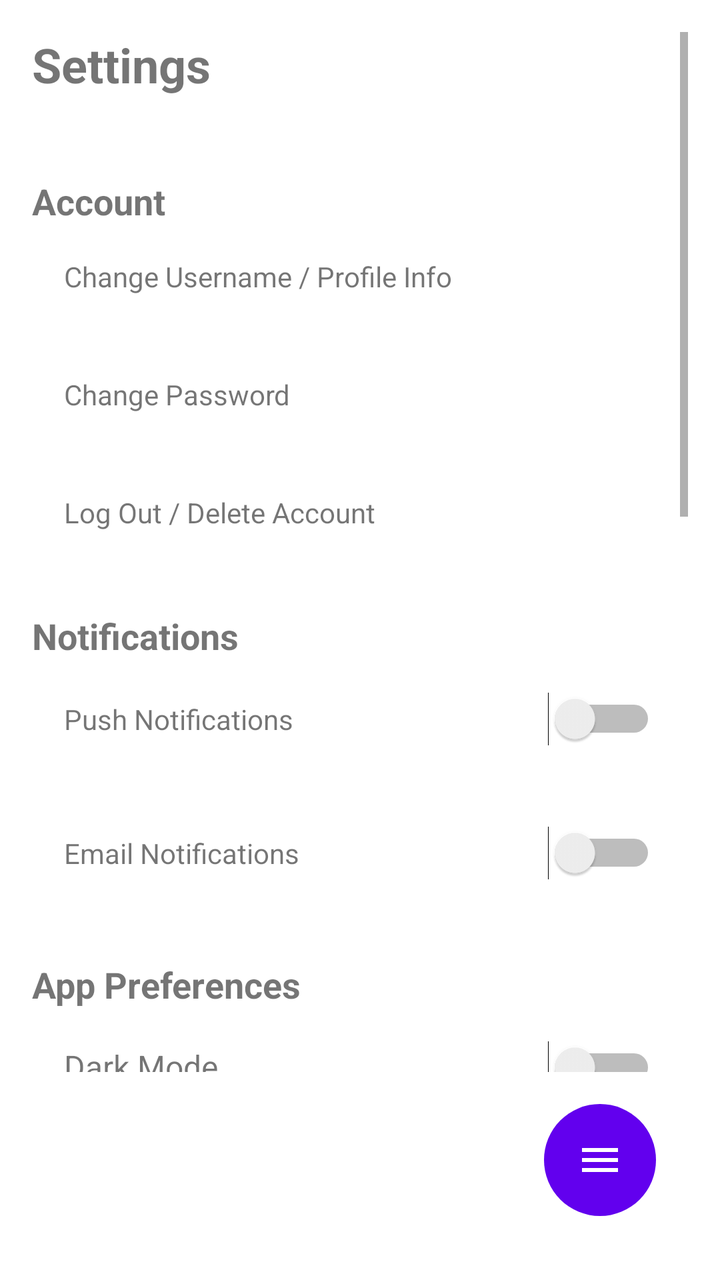
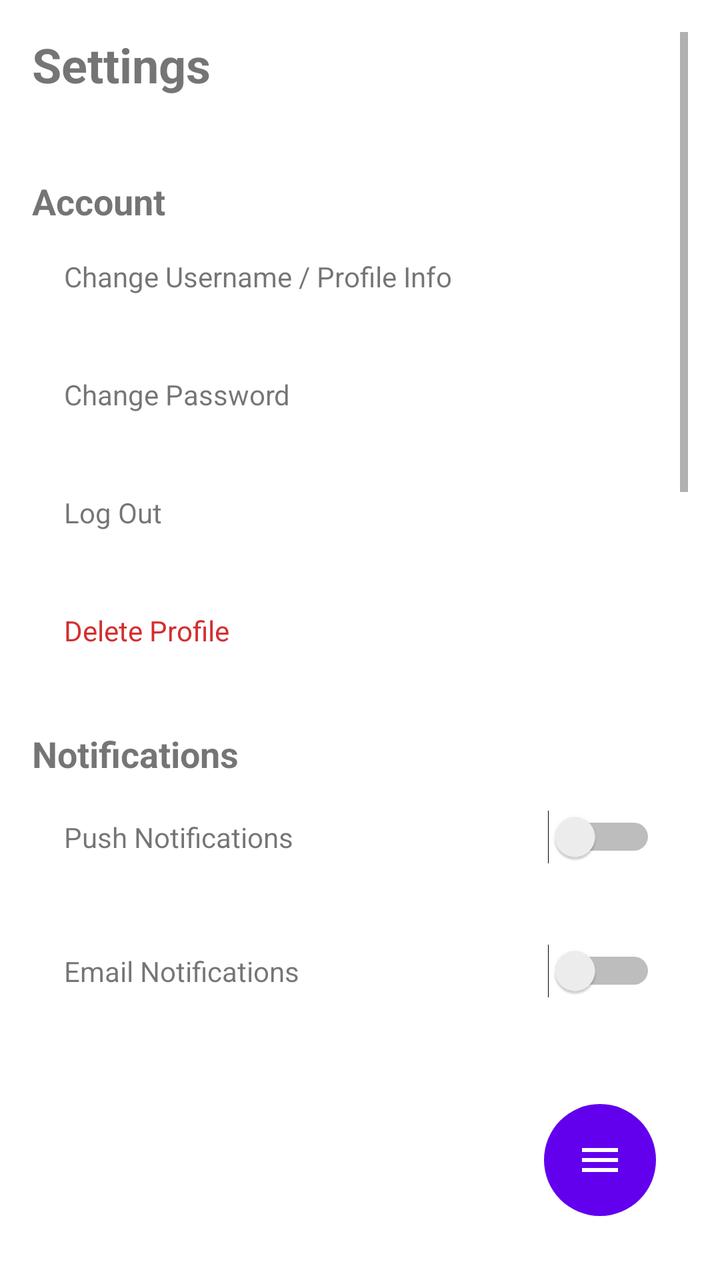

Compare the two renders of this Android layout. The source of the first and the diff that turns it into the second are given below.
<!-- AndroidManifest.xml: application theme Theme.VIRE -->
<!-- res/layout/activity_settings.xml -->
<?xml version="1.0" encoding="utf-8"?>
<RelativeLayout xmlns:android="http://schemas.android.com/apk/res/android"
    android:layout_width="match_parent"
    android:layout_height="match_parent"
    android:padding="16dp">

    
    <ScrollView
        android:id="@+id/settingsScroll"
        android:layout_width="match_parent"
        android:layout_height="match_parent"
        android:layout_above="@id/hamburgerButton">

        <LinearLayout
            android:id="@+id/settingsContainer"
            android:orientation="vertical"
            android:layout_width="match_parent"
            android:layout_height="wrap_content"
            android:paddingBottom="16dp">

            
            <TextView
                android:id="@+id/settingsText"
                android:layout_width="wrap_content"
                android:layout_height="wrap_content"
                android:text="Settings"
                android:textSize="24sp"
                android:textStyle="bold"
                android:layout_marginBottom="24dp"/>

            
            <TextView
                android:text="Account"
                android:textSize="18sp"
                android:textStyle="bold"
                android:layout_marginTop="16dp"
                android:layout_width="wrap_content"
                android:layout_height="wrap_content"/>

            <LinearLayout
                android:id="@+id/changeProfileOption"
                android:orientation="horizontal"
                android:padding="16dp"
                android:layout_width="match_parent"
                android:layout_height="wrap_content"
                android:background="?attr/selectableItemBackground">
                <TextView
                    android:text="Change Username / Profile Info"
                    android:layout_width="wrap_content"
                    android:layout_height="wrap_content"/>
            </LinearLayout>

            <LinearLayout
                android:id="@+id/changePasswordOption"
                android:orientation="horizontal"
                android:padding="16dp"
                android:layout_width="match_parent"
                android:layout_height="wrap_content"
                android:background="?attr/selectableItemBackground"
                android:layout_marginTop="8dp">
                <TextView
                    android:text="Change Password"
                    android:layout_width="wrap_content"
                    android:layout_height="wrap_content"/>
            </LinearLayout>

            <LinearLayout
                android:id="@+id/logoutOption"
                android:orientation="horizontal"
                android:padding="16dp"
                android:layout_width="match_parent"
                android:layout_height="wrap_content"
                android:background="?attr/selectableItemBackground"
                android:layout_marginTop="8dp">
                <TextView
                    android:text="Log Out / Delete Account"
                    android:layout_width="wrap_content"
                    android:layout_height="wrap_content"/>
            </LinearLayout>

            
            <TextView
                android:text="Notifications"
                android:textSize="18sp"
                android:textStyle="bold"
                android:layout_marginTop="24dp"
                android:layout_width="wrap_content"
                android:layout_height="wrap_content"/>

            <LinearLayout
                android:id="@+id/pushNotificationsOption"
                android:orientation="horizontal"
                android:padding="16dp"
                android:layout_width="match_parent"
                android:layout_height="wrap_content"
                android:background="?attr/selectableItemBackground">
                <TextView
                    android:text="Push Notifications"
                    android:layout_weight="1"
                    android:layout_width="0dp"
                    android:layout_height="wrap_content"/>
                <Switch
                    android:id="@+id/pushNotificationsSwitch"
                    android:layout_width="wrap_content"
                    android:layout_height="wrap_content"/>
            </LinearLayout>

            <LinearLayout
                android:id="@+id/emailNotificationsOption"
                android:orientation="horizontal"
                android:padding="16dp"
                android:layout_width="match_parent"
                android:layout_height="wrap_content"
                android:background="?attr/selectableItemBackground"
                android:layout_marginTop="8dp">
                <TextView
                    android:text="Email Notifications"
                    android:layout_weight="1"
                    android:layout_width="0dp"
                    android:layout_height="wrap_content"/>
                <Switch
                    android:id="@+id/emailNotificationsSwitch"
                    android:layout_width="wrap_content"
                    android:layout_height="wrap_content"/>
            </LinearLayout>

            
            <TextView
                android:text="App Preferences"
                android:textSize="18sp"
                android:textStyle="bold"
                android:layout_marginTop="24dp"
                android:layout_width="wrap_content"
                android:layout_height="wrap_content"/>

            <LinearLayout
                android:id="@+id/darkModeOption"
                android:orientation="horizontal"
                android:padding="16dp"
                android:layout_width="match_parent"
                android:layout_height="wrap_content"
                android:background="?attr/selectableItemBackground">
                <TextView
                    android:text="Dark Mode"
                    android:layout_weight="1"
                    android:textSize="16sp"
                    android:layout_width="0dp"
                    android:layout_height="wrap_content"/>
                <Switch
                    android:id="@+id/darkModeSwitch"
                    android:layout_width="wrap_content"
                    android:layout_height="wrap_content"/>
            </LinearLayout>

            <LinearLayout
                android:id="@+id/languageOption"
                android:orientation="horizontal"
                android:padding="16dp"
                android:layout_width="match_parent"
                android:layout_height="wrap_content"
                android:background="?attr/selectableItemBackground"
                android:layout_marginTop="8dp">
                <TextView
                    android:text="Language Selection"
                    android:layout_width="wrap_content"
                    android:layout_height="wrap_content"/>
            </LinearLayout>

            <LinearLayout
                android:id="@+id/defaultPageOption"
                android:orientation="horizontal"
                android:padding="16dp"
                android:layout_width="match_parent"
                android:layout_height="wrap_content"
                android:background="?attr/selectableItemBackground"
                android:layout_marginTop="8dp">
                <TextView
                    android:text="Default Landing Page"
                    android:layout_width="wrap_content"
                    android:layout_height="wrap_content"/>
            </LinearLayout>

            
            <TextView
                android:text="Privacy &amp; Security"
                android:textSize="18sp"
                android:textStyle="bold"
                android:layout_marginTop="24dp"
                android:layout_width="wrap_content"
                android:layout_height="wrap_content"/>

            <LinearLayout
                android:id="@+id/blockedUsersOption"
                android:orientation="horizontal"
                android:padding="16dp"
                android:layout_width="match_parent"
                android:layout_height="wrap_content"
                android:background="?attr/selectableItemBackground">
                <TextView
                    android:text="Manage Blocked Users"
                    android:layout_width="wrap_content"
                    android:layout_height="wrap_content"/>
            </LinearLayout>

            <LinearLayout
                android:id="@+id/twoFactorOption"
                android:orientation="horizontal"
                android:padding="16dp"
                android:layout_width="match_parent"
                android:layout_height="wrap_content"
                android:background="?attr/selectableItemBackground"
                android:layout_marginTop="8dp">
                <TextView
                    android:text="Two-Factor Authentication"
                    android:layout_width="wrap_content"
                    android:layout_height="wrap_content"/>
            </LinearLayout>

            <LinearLayout
                android:id="@+id/dataSharingOption"
                android:orientation="horizontal"
                android:padding="16dp"
                android:layout_width="match_parent"
                android:layout_height="wrap_content"
                android:background="?attr/selectableItemBackground"
                android:layout_marginTop="8dp">
                <TextView
                    android:text="Data Sharing Preferences"
                    android:layout_width="wrap_content"
                    android:layout_height="wrap_content"/>
            </LinearLayout>

            
            <TextView
                android:text="Support &amp; About"
                android:textSize="18sp"
                android:textStyle="bold"
                android:layout_marginTop="24dp"
                android:layout_width="wrap_content"
                android:layout_height="wrap_content"/>

            <LinearLayout
                android:id="@+id/contactSupportOption"
                android:orientation="horizontal"
                android:padding="16dp"
                android:layout_width="match_parent"
                android:layout_height="wrap_content"
                android:background="?attr/selectableItemBackground">
                <TextView
                    android:text="Contact Support"
                    android:layout_width="wrap_content"
                    android:layout_height="wrap_content"/>
            </LinearLayout>

            <LinearLayout
                android:id="@+id/termsOption"
                android:orientation="horizontal"
                android:padding="16dp"
                android:layout_width="match_parent"
                android:layout_height="wrap_content"
                android:background="?attr/selectableItemBackground"
                android:layout_marginTop="8dp">
                <TextView
                    android:text="Terms &amp; Privacy Policy"
                    android:layout_width="wrap_content"
                    android:layout_height="wrap_content"/>
            </LinearLayout>

            <LinearLayout
                android:id="@+id/appVersionOption"
                android:orientation="horizontal"
                android:padding="16dp"
                android:layout_width="match_parent"
                android:layout_height="wrap_content"
                android:background="?attr/selectableItemBackground"
                android:layout_marginTop="8dp">
                <TextView
                    android:text="App Version: 1.0.0"
                    android:layout_width="wrap_content"
                    android:layout_height="wrap_content"/>
            </LinearLayout>

        </LinearLayout>
    </ScrollView>

    
    <ImageButton
        android:id="@+id/hamburgerButton"
        android:layout_width="56dp"
        android:layout_height="56dp"
        android:layout_alignParentBottom="true"
        android:layout_alignParentEnd="true"
        android:layout_margin="16dp"
        android:background="@drawable/circle_bg"
        android:src="@drawable/ic_menu_hamburger"
        android:contentDescription="Menu"
        android:tint="@android:color/white" />

</RelativeLayout>
<!-- resources referenced by this layout -->
<resources>
  <!-- drawable circle_bg (drawable) -->
  <?xml version="1.0" encoding="utf-8"?>
  
  <shape xmlns:android="http://schemas.android.com/apk/res/android"
      android:shape="oval">
      <solid android:color="#6200EE"/> 
      <size android:width="56dp" android:height="56dp"/>
  </shape>
  <!-- drawable ic_menu_hamburger (drawable) -->
  <?xml version="1.0" encoding="utf-8"?>
  <vector xmlns:android="http://schemas.android.com/apk/res/android"
      android:width="24dp"
      android:height="24dp"
      android:viewportWidth="24"
      android:viewportHeight="24">
      <path
          android:fillColor="#000000"
          android:pathData="M3,6h18v2H3V6zM3,11h18v2H3v-2zM3,16h18v2H3v-2z"/>
  </vector>
  <style name="Theme.VIRE" parent="Theme.MaterialComponents.DayNight.NoActionBar">
          
          <item name="colorPrimary">#6200EE</item>  
          <item name="colorPrimaryVariant">#3700B3</item>
          <item name="colorOnPrimary">#FFFFFF</item>
          
          <item name="colorSecondary">#03DAC5</item>
          <item name="colorSecondaryVariant">#018786</item>
          <item name="colorOnSecondary">#000000</item>
      </style>
</resources>

<!-- the commit's change to res/layout/activity_settings.xml (unified diff, before → after) -->
@@ -64,6 +64,7 @@
                     android:layout_height="wrap_content"/>
             </LinearLayout>
 
+            
             <LinearLayout
                 android:id="@+id/logoutOption"
                 android:orientation="horizontal"
@@ -73,7 +74,23 @@
                 android:background="?attr/selectableItemBackground"
                 android:layout_marginTop="8dp">
                 <TextView
-                    android:text="Log Out / Delete Account"
+                    android:text="Log Out"
+                    android:layout_width="wrap_content"
+                    android:layout_height="wrap_content"/>
+            </LinearLayout>
+
+            
+            <LinearLayout
+                android:id="@+id/deleteProfileOption"
+                android:orientation="horizontal"
+                android:padding="16dp"
+                android:layout_width="match_parent"
+                android:layout_height="wrap_content"
+                android:background="?attr/selectableItemBackground"
+                android:layout_marginTop="8dp">
+                <TextView
+                    android:text="Delete Profile"
+                    android:textColor="#D32F2F"
                     android:layout_width="wrap_content"
                     android:layout_height="wrap_content"/>
             </LinearLayout>
